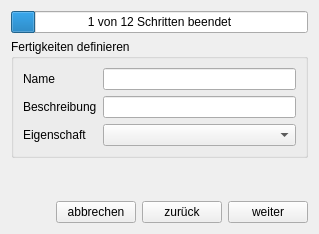
Above: Fuk/fertigkeitform.ui from FireballGfx/FUK before the change. Below: the same form after it.
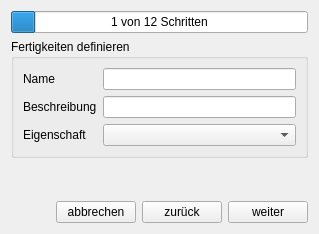
That is the form after the change.

```diff
--- a/Fuk/fertigkeitform.ui
+++ b/Fuk/fertigkeitform.ui
@@ -27,6 +27,9 @@
        <property name="value">
         <number>1</number>
        </property>
+       <property name="alignment">
+        <set>Qt::AlignCenter</set>
+       </property>
        <property name="textVisible">
         <bool>true</bool>
        </property>
@@ -37,7 +40,7 @@
         <enum>QProgressBar::TopToBottom</enum>
        </property>
        <property name="format">
-        <string>%v von %m Schritten beendet</string>
+        <string>%v von %m Schritten</string>
        </property>
       </widget>
      </item>
```
